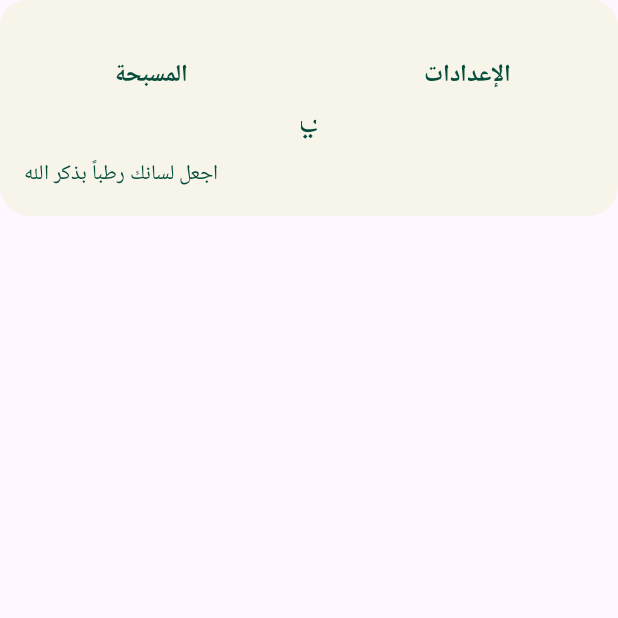
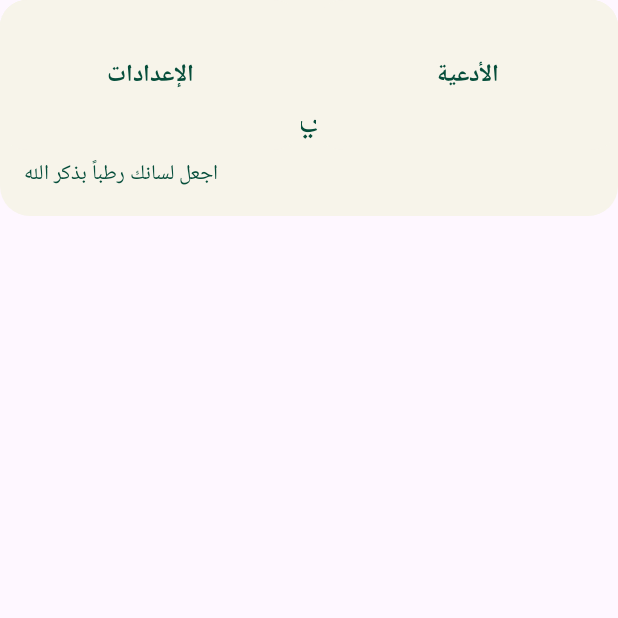
Before and after one commit to moad07-masoud/RAFIQ-ISLAMIC-APP, an Android app built with Jetpack Compose: the composable HomePage called with empty values, on a phone screen of 412 x 824 dp, the top half of it. Run offline under Robolectric (Android 15) with nearby library versions, the phone set to English and light mode, and no system bars; libraries missing offline, so code that uses them is left out: com.batoulapps.adhan; 6 statements that could not run were skipped.

Commit message:
Update MainActivity.kt

```diff
--- a/app/src/main/java/com/moaz/rafiq/MainActivity.kt
+++ b/app/src/main/java/com/moaz/rafiq/MainActivity.kt
@@ -3,7 +3,6 @@ package com.moaz.rafiq
 import android.os.Bundle
 import androidx.activity.ComponentActivity
 import androidx.activity.compose.setContent
-import androidx.compose.foundation.background
 import androidx.compose.foundation.clickable
 import androidx.compose.foundation.layout.*
 import androidx.compose.foundation.rememberScrollState
@@ -144,6 +143,18 @@ fun RafiqHome() {
 
                         "الأذكار" -> {
                             AzkarScreen(
+                                onBack = { page = "الرئيسية" }
+                            )
+                        }
+
+                        "القبلة" -> {
+                            QiblaScreen(
+                                onBack = { page = "الرئيسية" }
+                            )
+                        }
+
+                        "التلاوة" -> {
+                            QuranAudioScreen(
                                 onBack = { page = "الرئيسية" }
                             )
                         }
@@ -292,8 +303,9 @@ fun HomePage(
 
     val rows = listOf(
         listOf("مواقيت الصلاة", "القبلة"),
-        listOf("القرآن الكريم", "الأذكار"),
-        listOf("المسبحة", "الإعدادات")
+        listOf("القرآن الكريم", "التلاوة"),
+        listOf("الأذكار", "المسبحة"),
+        listOf("الإعدادات", "الأدعية")
     )
 
     rows.forEach { row ->
```
